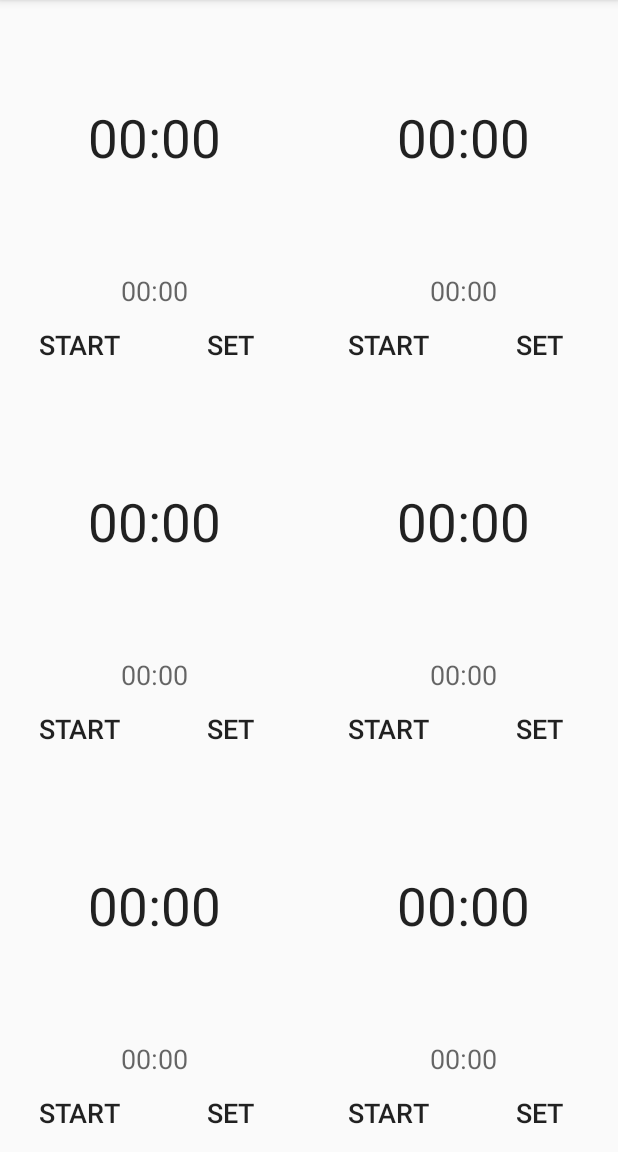
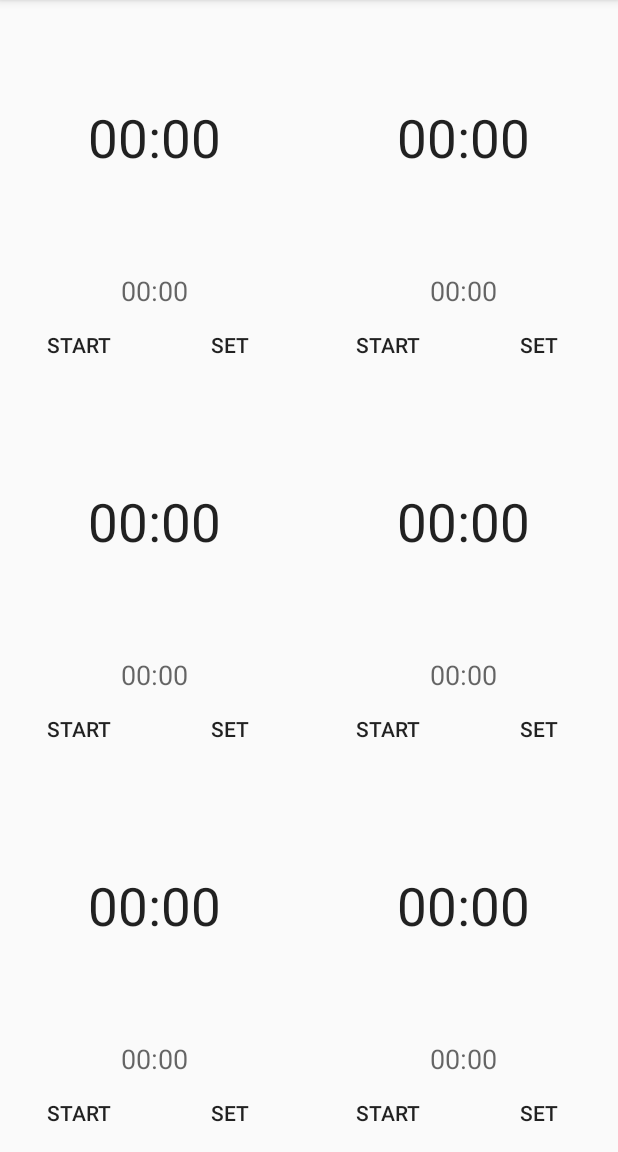
Before and after one commit to karkoszkaondrej/color_timers_kotlin, an Android app: the screen it shows after launch (MainActivity), on a phone screen of 412 x 824 dp, the part 84-1236 px from its top. Run offline under Robolectric (Android 15) with nearby library versions, the phone set to English and light mode, and no system bars.

Commit message:
#1 Posunutí alarmu dopředu. #2 #4 Začátek. Nové hodnoty pro layouty.

```diff
--- a/app/build.gradle
+++ b/app/build.gradle
@@ -2,7 +2,7 @@ apply plugin: 'com.android.application'
 
 android {
     compileSdkVersion 22
-    buildToolsVersion "25.0.0"
+    buildToolsVersion '26.0.2'
 
     defaultConfig {
         applicationId "com.karkoszka.cookingtime"
--- /dev/null
+++ b/app/src/main/java/com/karkoszka/cookingtime/common/IPlate.java
@@ -0,0 +1,12 @@
+package com.karkoszka.cookingtime.common;
+
+/**
+ * Created by karkoszka on 07.09.2017.
+ */
+
+public interface IPlate {
+    void start();
+    void stop();
+    void reset();
+    void changeColor();
+}
--- /dev/null
+++ b/app/src/main/java/com/karkoszka/cookingtime/common/PersistNeverUsed.java
@@ -0,0 +1,18 @@
+package com.karkoszka.cookingtime.common;
+
+import java.util.ArrayList;
+//NEVER USED
+public class PersistNeverUsed {
+	private ArrayList<Plate> plates;
+
+	public PersistNeverUsed() {
+		plates = new ArrayList<Plate>(6);
+	}
+
+	public void addPlate (Plate plate){
+		plates.add(plate);
+	}
+	public Plate getPlateById(int id) {
+		return plates.get(id);
+	}
+}
--- a/app/src/main/res/layout/activity_main.xml
+++ b/app/src/main/res/layout/activity_main.xml
@@ -4,11 +4,11 @@
     android:layout_height="fill_parent" >
 
     <fragment
+        android:name="com.karkoszka.cookingtime.fragments.MainScreen6Fragment"
         android:id="@+id/main_fragment"
-        android:name="com.karkoszka.cookingtime.fragments.MainScreen6Fragment"
+        android:tag="tataga"
         android:layout_width="fill_parent"
         android:layout_height="fill_parent"
-        android:tag="tataga"
 
         tools:layout="@layout/fragment_main_screen6" />
     <!-- class="com.karkoszka.cookingtime.fragments.MainScreen6Fragment"  -->
--- a/app/src/main/res/layout/activity_set_time.xml
+++ b/app/src/main/res/layout/activity_set_time.xml
@@ -4,8 +4,8 @@
     android:layout_height="match_parent" >
 
     <fragment
+        android:name="com.karkoszka.cookingtime.fragments.SetTimeFragment"
         android:id="@+id/set_time_fragment"
-        android:name="com.karkoszka.cookingtime.fragments.SetTimeFragment"
         android:layout_width="0dp"
         android:layout_height="match_parent"
         android:layout_weight="1"
--- a/app/src/main/res/layout/fragment_main_screen6.xml
+++ b/app/src/main/res/layout/fragment_main_screen6.xml
@@ -57,8 +57,7 @@
                             android:layout_height="wrap_content"
                             android:layout_gravity="center_vertical|center_horizontal"
                             android:text="00:00"
-                            android:textAppearance="?android:attr/textAppearanceMedium"
-                            android:textSize="@dimen/info_text_size" />
+                            android:textAppearance="?android:attr/textAppearanceMedium" />
 
                         <FrameLayout
                             android:layout_width="match_parent"
@@ -71,13 +70,13 @@
 
                                 <Button
                                     android:id="@+id/button1start"
+                                    style="@android:style/Widget.DeviceDefault.Button.Borderless"
                                     android:layout_width="fill_parent"
                                     android:layout_height="fill_parent"
                                     android:layout_weight="1"
                                     android:background="@android:color/transparent"
                                     android:onClick="startPlate1"
-                                    android:text="@string/Start"
-                                    android:textSize="@dimen/button_size" />
+                                    android:text="@string/Start" />
 
                                 <Button
                                     android:id="@+id/button1set"
@@ -86,8 +85,7 @@
                                     android:layout_weight="1"
                                     android:background="@android:color/transparent"
                                     android:onClick="setPlate1"
-                                    android:text="@string/Set"
-                                    android:textSize="@dimen/button_size" />
+                                    android:text="@string/Set" />
 
                             </LinearLayout>
 
@@ -118,7 +116,7 @@
                             android:layout_gravity="center_vertical|center|fill"
                             android:layout_weight="3"
                             android:gravity="center"
-                            android:text="@string/timer_zeros"
+                            android:text="Chronometer"
                             android:textAlignment="center"
                             android:textSize="@dimen/countdown_text_size"
                             android:visibility="visible" />
@@ -128,9 +126,8 @@
                             android:layout_width="wrap_content"
                             android:layout_height="wrap_content"
                             android:layout_gravity="center_vertical|center_horizontal"
-                            android:text="@string/timer_zeros"
-                            android:textAppearance="?android:attr/textAppearanceMedium"
-                            android:textSize="@dimen/info_text_size" />
+                            android:text="00:00"
+                            android:textAppearance="?android:attr/textAppearanceMedium" />
 
                         <FrameLayout
                             android:layout_width="match_parent"
@@ -148,8 +145,7 @@
                                     android:layout_weight="1"
                                     android:background="@android:color/transparent"
                                     android:onClick="startPlate3"
-                                    android:text="@string/Start"
-                                    android:textSize="@dimen/button_size" />
+                                    android:text="@string/Start" />
 
                                 <Button
                                     android:id="@+id/button3set"
@@ -158,8 +154,7 @@
                                     android:layout_weight="1"
                                     android:background="@android:color/transparent"
                                     android:onClick="setPlate3"
-                                    android:text="@string/Set"
-                                    android:textSize="@dimen/button_size" />
+                                    android:text="@string/Set" />
 							</LinearLayout>
 
                         </FrameLayout>
@@ -200,8 +195,7 @@
                             android:layout_height="wrap_content"
                             android:layout_gravity="center_vertical|center_horizontal"
                             android:text="00:00"
-                            android:textAppearance="?android:attr/textAppearanceMedium"
-                            android:textSize="@dimen/info_text_size" />
+                            android:textAppearance="?android:attr/textAppearanceMedium" />
 
                         <FrameLayout
                             android:layout_width="match_parent"
@@ -219,8 +213,7 @@
                                     android:layout_weight="1"
                                     android:background="@android:color/transparent"
                                     android:onClick="startPlate5"
-                                    android:text="@string/Start"
-                                    android:textSize="@dimen/button_size" />
+                                    android:text="@string/Start" />
 
                                 <Button
                                     android:id="@+id/button5set"
@@ -229,8 +222,7 @@
                                     android:layout_weight="1"
                                     android:background="@android:color/transparent"
                                     android:onClick="setPlate5"
-                                    android:text="@string/Set"
-                                    android:textSize="@dimen/button_size" />
+                                    android:text="@string/Set" />
 
                             </LinearLayout>
 
@@ -290,8 +282,7 @@
                             android:layout_height="wrap_content"
                             android:layout_gravity="center_vertical|center_horizontal"
                             android:text="00:00"
-                            android:textAppearance="?android:attr/textAppearanceMedium"
-                            android:textSize="@dimen/info_text_size" />
+                            android:textAppearance="?android:attr/textAppearanceMedium" />
 
                         <FrameLayout
                             android:layout_width="match_parent"
@@ -309,8 +300,7 @@
                                     android:layout_weight="1"
                                     android:background="@android:color/transparent"
                                     android:onClick="startPlate2"
-                                    android:text="@string/Start"
-                                    android:textSize="@dimen/button_size" />
+                                    android:text="@string/Start" />
 
                                 <Button
                                     android:id="@+id/button2set"
@@ -319,8 +309,7 @@
                                     android:layout_weight="1"
                                     android:background="@android:color/transparent"
                                     android:onClick="setPlate2"
-                                    android:text="@string/Set"
-                                    android:textSize="@dimen/button_size" />
+                                    android:text="@string/Set" />
 
                             </LinearLayout>
 
@@ -362,8 +351,7 @@
                             android:layout_height="wrap_content"
                             android:layout_gravity="center_vertical|center_horizontal"
                             android:text="00:00"
-                            android:textAppearance="?android:attr/textAppearanceMedium"
-                            android:textSize="@dimen/info_text_size" />
+                            android:textAppearance="?android:attr/textAppearanceMedium" />
 
                         <FrameLayout
                             android:layout_width="match_parent"
@@ -379,20 +367,18 @@
                                     android:layout_width="fill_parent"
                                     android:layout_height="fill_parent"
                                     android:layout_weight="1"
+                                    android:onClick="startPlate4"
                                     android:background="@android:color/transparent"
-                                    android:onClick="startPlate4"
-                                    android:text="@string/Start"
-                                    android:textSize="@dimen/button_size" />
+                                    android:text="@string/Start" />
 
                                 <Button
                                     android:id="@+id/button4set"
                                     android:layout_width="fill_parent"
                                     android:layout_height="fill_parent"
                                     android:layout_weight="1"
+                                    android:onClick="setPlate4"
                                     android:background="@android:color/transparent"
-                                    android:onClick="setPlate4"
-                                    android:text="@string/Set"
-                                    android:textSize="@dimen/button_size" />
+                                    android:text="@string/Set" />
 
                             </LinearLayout>
 
@@ -434,8 +420,7 @@
                             android:layout_height="wrap_content"
                             android:layout_gravity="center_vertical|center_horizontal"
                             android:text="00:00"
-                            android:textAppearance="?android:attr/textAppearanceMedium"
-                            android:textSize="@dimen/info_text_size" />
+                            android:textAppearance="?android:attr/textAppearanceMedium" />
 
                         <FrameLayout
                             android:layout_width="match_parent"
@@ -453,8 +438,7 @@
                                     android:layout_weight="1"
                                     android:background="@android:color/transparent"
                                     android:onClick="startPlate6"
-                                    android:text="@string/Start"
-                                    android:textSize="@dimen/button_size" />
+                                    android:text="@string/Start" />
 
                                 <Button
                                     android:id="@+id/button6set"
@@ -463,8 +447,7 @@
                                     android:layout_weight="1"
                                     android:background="@android:color/transparent"
                                     android:onClick="setPlate6"
-                                    android:text="@string/Set"
-                                    android:textSize="@dimen/button_size" />
+                                    android:text="@string/Set" />
 
                             </LinearLayout>
 
--- a/app/src/main/res/menu/set_time.xml
+++ b/app/src/main/res/menu/set_time.xml
@@ -2,10 +2,5 @@
     xmlns:yourapp="http://schemas.android.com/apk/res-auto">
 <!-- Design ActionBar Main activity
 		Save -->
-    <!--<item-->
-        <!--android:id="@+id/action_save"-->
-        <!--yourapp:showAsAction="always|withText"-->
-        <!--android:icon="@drawable/ic_action_save"-->
-        <!--android:title="@string/action_save"/>-->
 
 </menu>
--- a/app/src/main/res/values-sw600dp/dimens.xml
+++ b/app/src/main/res/values-sw600dp/dimens.xml
@@ -4,10 +4,5 @@
          Customize dimensions originally defined in res/values/dimens.xml (such as
          screen margins) for sw600dp devices (e.g. 7" tablets) here.
     -->
-    <dimen name="activity_horizontal_margin">16sp</dimen>
-    <dimen name="activity_vertical_margin">16sp</dimen>
-    <dimen name="countdown_text_size">70sp</dimen>
-    <dimen name="fireMargin">2sp</dimen>
-    <dimen name="info_text_size">36sp</dimen>
-    <dimen name="button_size">24sp</dimen>
+
 </resources>
--- a/app/src/main/res/values-sw720dp-land/dimens.xml
+++ b/app/src/main/res/values-sw720dp-land/dimens.xml
@@ -4,10 +4,6 @@
          Customize dimensions originally defined in res/values/dimens.xml (such as
          screen margins) for sw720dp devices (e.g. 10" tablets) in landscape here.
     -->
-    <dimen name="activity_horizontal_margin">128sp</dimen>
-    <dimen name="activity_vertical_margin">16sp</dimen>
-    <dimen name="countdown_text_size">80sp</dimen>
-    <dimen name="fireMargin">20sp</dimen>
-    <dimen name="info_text_size">36sp</dimen>
-    <dimen name="button_size">24sp</dimen>
+    <dimen name="activity_horizontal_margin">128dp</dimen>
+
 </resources>
--- a/app/src/main/res/values/colors.xml
+++ b/app/src/main/res/values/colors.xml
@@ -1,14 +1,5 @@
 <?xml version="1.0" encoding="utf-8"?>
 <resources>
-    <color name="primaryColor">#b1ddd9</color>
-    <color name="primaryLightColor">#e4ffff</color>
-    <color name="primaryDarkColor">#81aba8</color>
-    <color name="secondaryColor">#bbdefb</color>
-    <color name="secondaryLightColor">#eeffff</color>
-    <color name="secondaryDarkColor">#8aacc8</color>
-    <color name="primaryTextColor">#212121</color>
-    <color name="secondaryTextColor">#212121</color>
-
 
     <color name="white">#FFFFFF</color>
     <color name="yellow">#FFFF00</color>
@@ -25,6 +16,5 @@
     <color name="green">#008000</color>
     <color name="blue">#0000FF</color>
     <color name="navy">#000080</color>
-    <color name="holo_light_primary">#1aa5e3</color>
 
 </resources>
--- a/app/src/main/res/values/dimens.xml
+++ b/app/src/main/res/values/dimens.xml
@@ -1,11 +1,9 @@
 <resources>
 
     <!-- Default screen margins, per the Android Design guidelines. -->
-    <dimen name="activity_horizontal_margin">16sp</dimen>
-    <dimen name="activity_vertical_margin">16sp</dimen>
-    <dimen name="countdown_text_size">35sp</dimen>
-    <dimen name="fireMargin">2sp</dimen>
-    <dimen name="info_text_size">18sp</dimen>
-    <dimen name="button_size">18sp</dimen>
+    <dimen name="activity_horizontal_margin">16dp</dimen>
+    <dimen name="activity_vertical_margin">16dp</dimen>
+    <dimen name="countdown_text_size">35dp</dimen>
+    <dimen name="fireMargin">2dp</dimen>
 
 </resources>
--- a/app/src/main/res/values/strings.xml
+++ b/app/src/main/res/values/strings.xml
@@ -15,6 +15,5 @@
     <string name="action_save">Save</string>
     <string name="title_activity_set_time">SetTimeActivity</string>
     <string name="title_activity_choose_color">Choose Color</string>
-    <string name="timer_zeros">00:00:00</string>
 
 </resources>
--- a/app/src/main/res/values/styles.xml
+++ b/app/src/main/res/values/styles.xml
@@ -10,9 +10,6 @@
             res/values-vXX/styles.xml, while customizations related to
             backward-compatibility can go here.
         -->
-        <item name="colorPrimary">@color/primaryColor</item>
-        <item name="colorPrimaryDark">@color/primaryDarkColor</item>
-        <!--<item name="colorAccent">@color/accent</item>-->
     </style>
 
     <!-- Application theme. -->
--- a/build.gradle
+++ b/build.gradle
@@ -4,7 +4,7 @@ buildscript {
         jcenter()
     }
     dependencies {
-        classpath 'com.android.tools.build:gradle:2.3.3'
+        classpath 'com.android.tools.build:gradle:3.0.0'
     }
 }
 
```
Also changed, not shown: gradle/wrapper/gradle-wrapper.properties, 383 other files.
